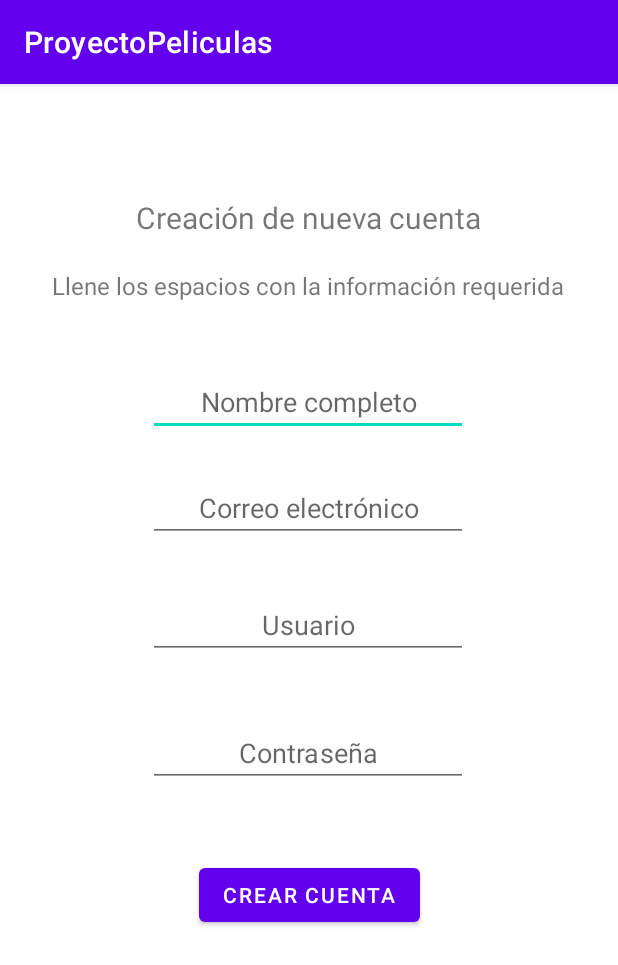
After one commit to BrauuHdzM/ProyectoMovilesPeliculas, an Android app: the crearCuenta screen opened directly, with no data from a screen before it, on a phone screen of 412 x 824 dp. The commit adds this screen. Shown: the top 965 px of the screen. Run offline under Robolectric (Android 15) with nearby library versions, the phone set to English and light mode, and no system bars; our stand-ins replace Firebase (no records; nobody signed in at launch, a user with empty details on screens opened directly).

Commit message:
Creación de cuenta a BD

```diff
--- a/app/src/main/AndroidManifest.xml
+++ b/app/src/main/AndroidManifest.xml
@@ -11,6 +11,9 @@
         android:supportsRtl="true"
         android:theme="@style/Theme.ProyectoPeliculas"
         tools:targetApi="31">
+        <activity
+            android:name=".crearCuenta"
+            android:exported="false" />
         <activity
             android:name=".PantallaPrincipal"
             android:exported="false" />
--- /dev/null
+++ b/app/src/main/java/com/example/proyectopeliculas/crearCuenta.kt
@@ -0,0 +1,90 @@
+package com.example.proyectopeliculas
+
+import androidx.appcompat.app.AppCompatActivity
+import android.os.Bundle
+import android.text.TextUtils
+import android.widget.Button
+import android.widget.EditText
+import android.widget.Toast
+import com.google.firebase.firestore.FirebaseFirestore
+
+class crearCuenta : AppCompatActivity() {
+
+    private lateinit var nombreEditText: EditText
+    private lateinit var correoEditText: EditText
+    private lateinit var usuarioEditText: EditText
+    private lateinit var contraseñaEditText: EditText
+    private val db = FirebaseFirestore.getInstance()
+
+    override fun onCreate(savedInstanceState: Bundle?) {
+        super.onCreate(savedInstanceState)
+        setContentView(R.layout.activity_crear_cuenta)
+
+        nombreEditText = findViewById(R.id.editTextNombreCompleto)
+        correoEditText = findViewById(R.id.editTextCorreo)
+        usuarioEditText = findViewById(R.id.editTextUsuario)
+        contraseñaEditText = findViewById(R.id.editTextaContrasena)
+
+        val crearCuentaButton: Button = findViewById(R.id.buttonCrearCuenta)
+        crearCuentaButton.setOnClickListener {
+            val nombre: String = nombreEditText.text.toString()
+            val correo: String = correoEditText.text.toString()
+            val usuario: String = usuarioEditText.text.toString()
+            val contraseña: String = contraseñaEditText.text.toString()
+
+            if (validarCampos(nombre, correo, usuario, contraseña)) {
+                registrarCuenta(nombre, correo, usuario, contraseña)
+            }
+        }
+    }
+
+    private fun validarCampos(nombre: String, correo: String, usuario: String, contraseña: String): Boolean {
+        if (TextUtils.isEmpty(nombre)) {
+            mostrarMensajeError("Ingrese el nombre completo")
+            return false
+        }
+
+        if (TextUtils.isEmpty(correo) || !android.util.Patterns.EMAIL_ADDRESS.matcher(correo).matches()) {
+            mostrarMensajeError("Ingrese un correo electrónico válido")
+            return false
+        }
+
+        if (TextUtils.isEmpty(usuario)) {
+            mostrarMensajeError("Ingrese un nombre de usuario")
+            return false
+        }
+
+        if (TextUtils.isEmpty(contraseña)) {
+            mostrarMensajeError("Ingrese una contraseña")
+            return false
+        }
+
+        return true
+    }
+
+    private fun registrarCuenta(nombre: String, correo: String, usuario: String, contraseña: String) {
+        val usuarioData = HashMap<String, Any>()
+        usuarioData["nombre"] = nombre
+        usuarioData["correo"] = correo
+        usuarioData["usuario"] = usuario
+        usuarioData["contrasena"] = contraseña
+
+        db.collection("Usuarios")
+            .add(usuarioData)
+            .addOnSuccessListener {
+                mostrarMensaje("Cuenta creada exitosamente")
+                finish() // Cerrar la actividad de registro después de crear la cuenta
+            }
+            .addOnFailureListener { e ->
+                mostrarMensajeError("Error al crear la cuenta")
+            }
+    }
+
+    private fun mostrarMensaje(mensaje: String) {
+        Toast.makeText(this, mensaje, Toast.LENGTH_SHORT).show()
+    }
+
+    private fun mostrarMensajeError(mensaje: String) {
+        Toast.makeText(this, mensaje, Toast.LENGTH_SHORT).show()
+    }
+}
--- /dev/null
+++ b/app/src/main/res/layout/activity_crear_cuenta.xml
@@ -0,0 +1,104 @@
+<?xml version="1.0" encoding="utf-8"?>
+<androidx.constraintlayout.widget.ConstraintLayout xmlns:android="http://schemas.android.com/apk/res/android"
+    xmlns:app="http://schemas.android.com/apk/res-auto"
+    xmlns:tools="http://schemas.android.com/tools"
+    android:layout_width="match_parent"
+    android:layout_height="match_parent"
+    tools:context=".crearCuenta">
+
+    <TextView
+        android:id="@+id/textView2"
+        android:layout_width="wrap_content"
+        android:layout_height="wrap_content"
+        android:text="Creación de nueva cuenta"
+        android:textSize="20sp"
+        app:layout_constraintBottom_toBottomOf="parent"
+        app:layout_constraintEnd_toEndOf="parent"
+        app:layout_constraintStart_toStartOf="parent"
+        app:layout_constraintTop_toTopOf="parent"
+        app:layout_constraintVertical_bias="0.102" />
+
+    <TextView
+        android:id="@+id/textView3"
+        android:layout_width="wrap_content"
+        android:layout_height="wrap_content"
+        android:text="Llene los espacios con la información requerida"
+        android:textSize="16sp"
+        app:layout_constraintBottom_toBottomOf="parent"
+        app:layout_constraintEnd_toEndOf="parent"
+        app:layout_constraintHorizontal_bias="0.493"
+        app:layout_constraintStart_toStartOf="parent"
+        app:layout_constraintTop_toBottomOf="@+id/textView2"
+        app:layout_constraintVertical_bias="0.032" />
+
+    <EditText
+        android:id="@+id/editTextNombreCompleto"
+        android:layout_width="wrap_content"
+        android:layout_height="wrap_content"
+        android:ems="10"
+        android:hint="Nombre completo"
+        android:inputType="textPersonName"
+        android:textAlignment="center"
+        app:layout_constraintBottom_toBottomOf="parent"
+        app:layout_constraintEnd_toEndOf="parent"
+        app:layout_constraintHorizontal_bias="0.497"
+        app:layout_constraintStart_toStartOf="parent"
+        app:layout_constraintTop_toBottomOf="@+id/textView3"
+        app:layout_constraintVertical_bias="0.076" />
+
+    <EditText
+        android:id="@+id/editTextCorreo"
+        android:layout_width="wrap_content"
+        android:layout_height="wrap_content"
+        android:ems="10"
+        android:hint="Correo electrónico"
+        android:inputType="textPersonName"
+        android:textAlignment="center"
+        app:layout_constraintBottom_toBottomOf="parent"
+        app:layout_constraintEnd_toEndOf="parent"
+        app:layout_constraintHorizontal_bias="0.497"
+        app:layout_constraintStart_toStartOf="parent"
+        app:layout_constraintTop_toBottomOf="@+id/editTextNombreCompleto"
+        app:layout_constraintVertical_bias="0.052" />
+
+    <EditText
+        android:id="@+id/editTextUsuario"
+        android:layout_width="wrap_content"
+        android:layout_height="wrap_content"
+        android:ems="10"
+        android:hint="@string/Usuario"
+        android:inputType="textPersonName"
+        android:textAlignment="center"
+        app:layout_constraintBottom_toBottomOf="parent"
+        app:layout_constraintEnd_toEndOf="parent"
+        app:layout_constraintHorizontal_bias="0.497"
+        app:layout_constraintStart_toStartOf="parent"
+        app:layout_constraintTop_toBottomOf="@+id/editTextCorreo"
+        app:layout_constraintVertical_bias="0.079" />
+
+    <EditText
+        android:id="@+id/editTextaContrasena"
+        android:layout_width="wrap_content"
+        android:layout_height="wrap_content"
+        android:ems="10"
+        android:hint="Contraseña"
+        android:inputType="textPassword"
+        android:textAlignment="center"
+        app:layout_constraintBottom_toBottomOf="parent"
+        app:layout_constraintEnd_toEndOf="parent"
+        app:layout_constraintHorizontal_bias="0.497"
+        app:layout_constraintStart_toStartOf="parent"
+        app:layout_constraintTop_toBottomOf="@+id/editTextUsuario"
+        app:layout_constraintVertical_bias="0.117" />
+
+    <Button
+        android:id="@+id/buttonCrearCuenta"
+        android:layout_width="wrap_content"
+        android:layout_height="wrap_content"
+        android:text="CREAR CUENTA"
+        app:layout_constraintBottom_toBottomOf="parent"
+        app:layout_constraintEnd_toEndOf="parent"
+        app:layout_constraintStart_toStartOf="parent"
+        app:layout_constraintTop_toBottomOf="@+id/editTextaContrasena"
+        app:layout_constraintVertical_bias="0.191" />
+</androidx.constraintlayout.widget.ConstraintLayout>
--- a/app/src/main/res/layout/activity_main.xml
+++ b/app/src/main/res/layout/activity_main.xml
@@ -64,7 +64,7 @@
         app:layout_constraintVertical_bias="0.1" />
 
     <TextView
-        android:id="@+id/textView2"
+        android:id="@+id/crearCuenta"
         android:layout_width="161dp"
         android:layout_height="20dp"
         android:text="@string/NU"
@@ -77,14 +77,14 @@
         tools:ignore="TextSizeCheck" />
 
     <TextView
-        android:id="@+id/textView3"
+        android:id="@+id/olvideContraseña"
         android:layout_width="wrap_content"
         android:layout_height="wrap_content"
         android:text="@string/OC"
         app:layout_constraintBottom_toBottomOf="parent"
         app:layout_constraintEnd_toEndOf="parent"
         app:layout_constraintStart_toStartOf="parent"
-        app:layout_constraintTop_toBottomOf="@+id/textView2"
+        app:layout_constraintTop_toBottomOf="@+id/crearCuenta"
         app:layout_constraintVertical_bias="0.063" />
 
 </androidx.constraintlayout.widget.ConstraintLayout>
```
Also changed, not shown: app/src/main/java/com/example/proyectopeliculas/MainActivity.kt (+10 -1 lines).
